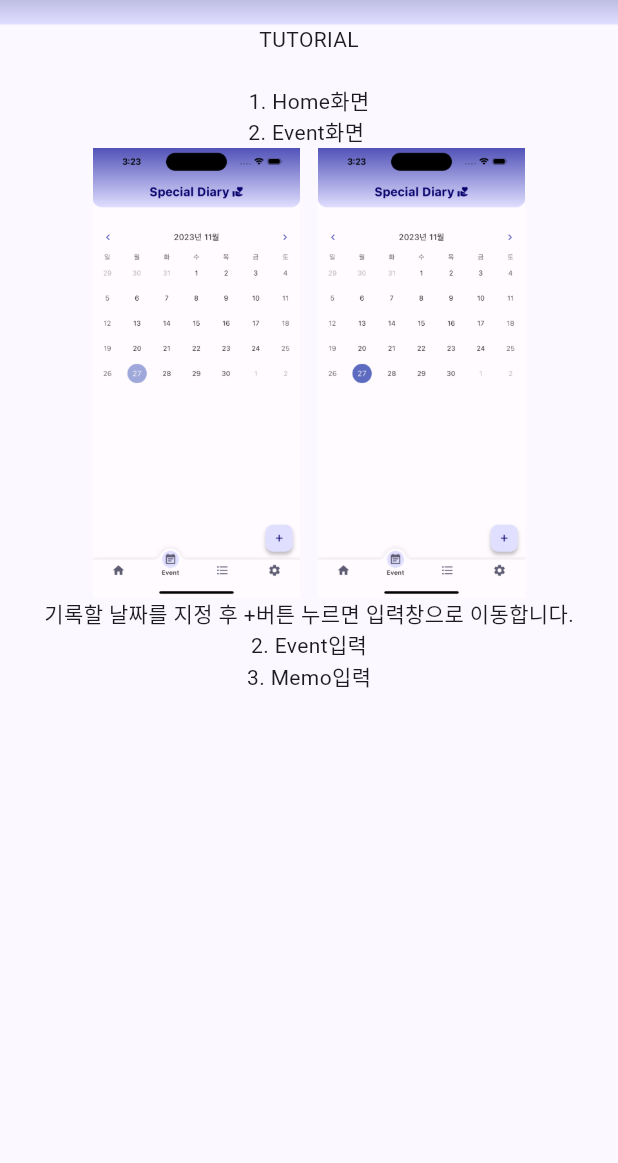
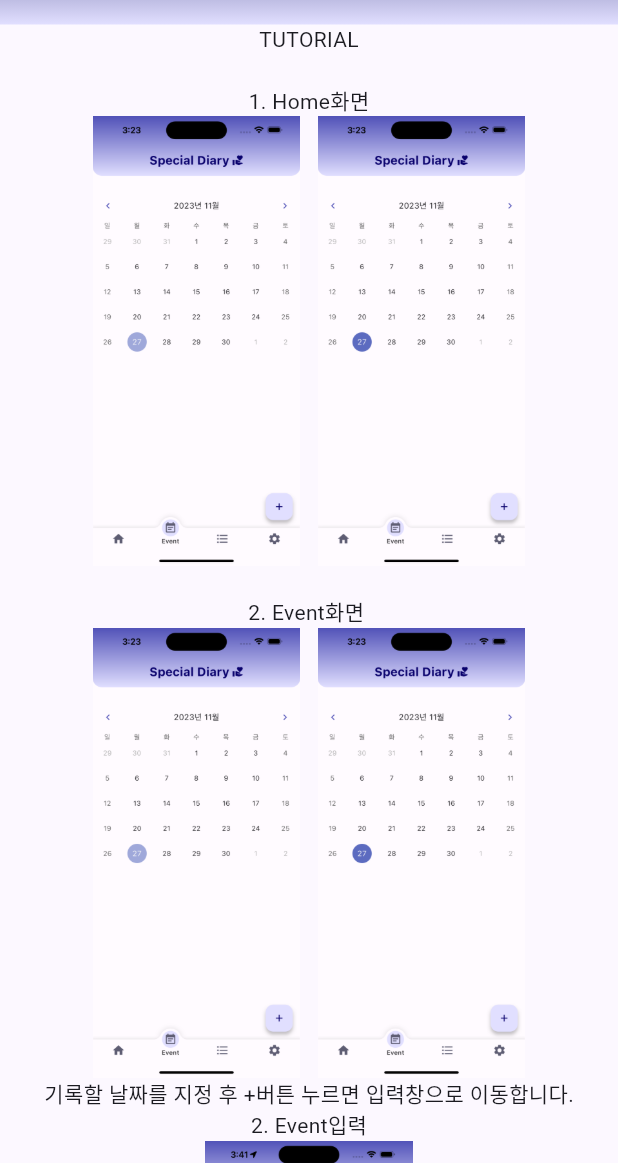
Before and after one commit to seolaox/special-diary, a Flutter app: the Tutorial screen opened directly, on a phone screen of 412 x 824 dp, the part 73-1236 px from its top. Run offline on Flutter 3.47's test engine with Material 2 defaults, Android fonts, the phone set to English and light mode, and no system bars; our stand-ins replace flutter_map, flutter_slidable, geolocator, get, image_picker, latlong2 and 3 more; accounts and stored records are empty.

Commit message:
튜토리얼수정, 이미지 추추가

```diff
--- a/special_diary/lib/tutorial.dart
+++ b/special_diary/lib/tutorial.dart
@@ -31,16 +31,25 @@ class _TutorialState extends State<Tutorial> {
         // backgroundColor: Theme.of(context).colorScheme.primaryContainer,
         foregroundColor: Theme.of(context).colorScheme.onPrimaryContainer,
       ),
-      body: SingleChildScrollView(
-        child: Center(
+      body: Center(
+        child: SingleChildScrollView(
           child: Column(
+            mainAxisAlignment: MainAxisAlignment.center,
+
             children: [
               Text('TUTORIAL',),
               SizedBox(height: 20,),
               Text('1. Home화면'),
+                Row(
+                mainAxisAlignment: MainAxisAlignment.center,
+                children: [
+              Image.asset('images/eventfirst.png',width: 150,height: 300,),
+              Image.asset('images/eventsecond.png',width: 150,height: 300,),
+                ],
+              ),
 
 
-
+              SizedBox(height: 20,),
               Text('2. Event화면 '),
               Row(
                 mainAxisAlignment: MainAxisAlignment.center,
@@ -51,6 +60,8 @@ class _TutorialState extends State<Tutorial> {
               ),
               Text('기록할 날짜를 지정 후 +버튼 누르면 입력창으로 이동합니다.'),
               Text('2. Event입력'),
+              Image.asset('images/eventinsert.png',width: 150,height: 300,),
+              Text('날씨선택, 제목, 내용, 사진을 선택하여 입력 버튼을 누를 시 기록한 내용이 저장됩니다.'),
               Text('3. Memo입력'),
 
 
```
Also changed, not shown: special_diary/images/homeview.png (added).
